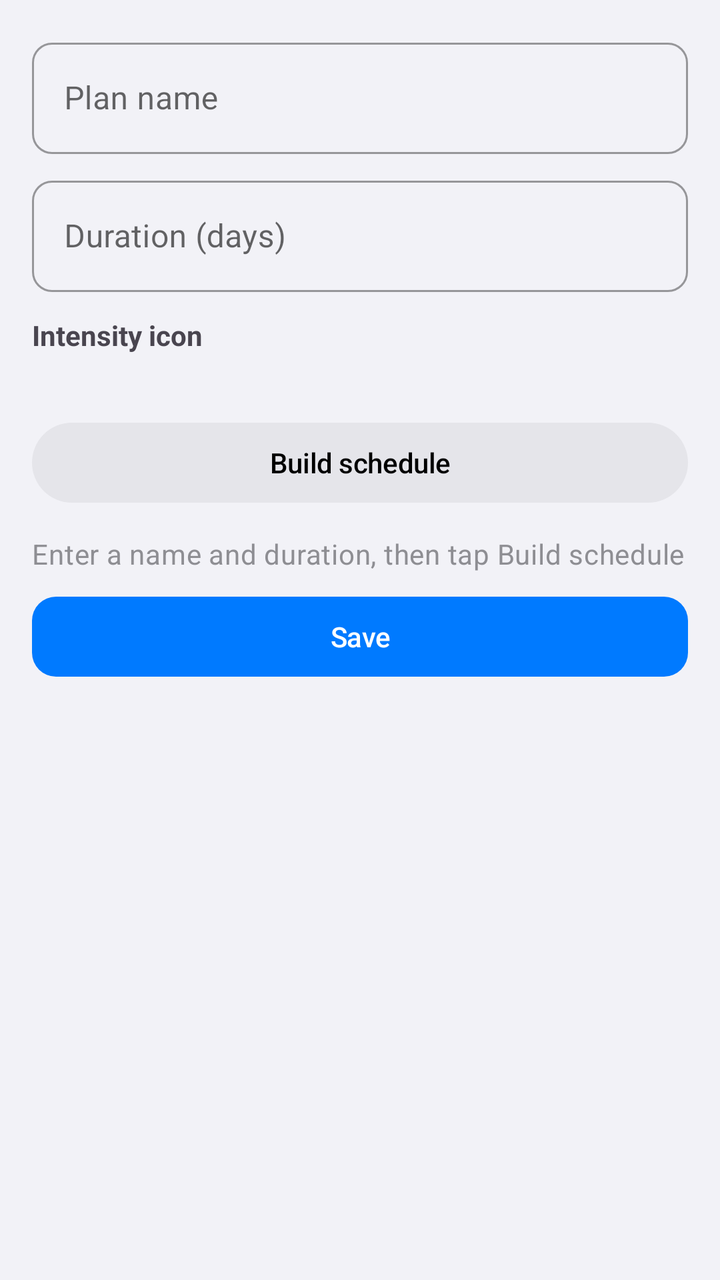
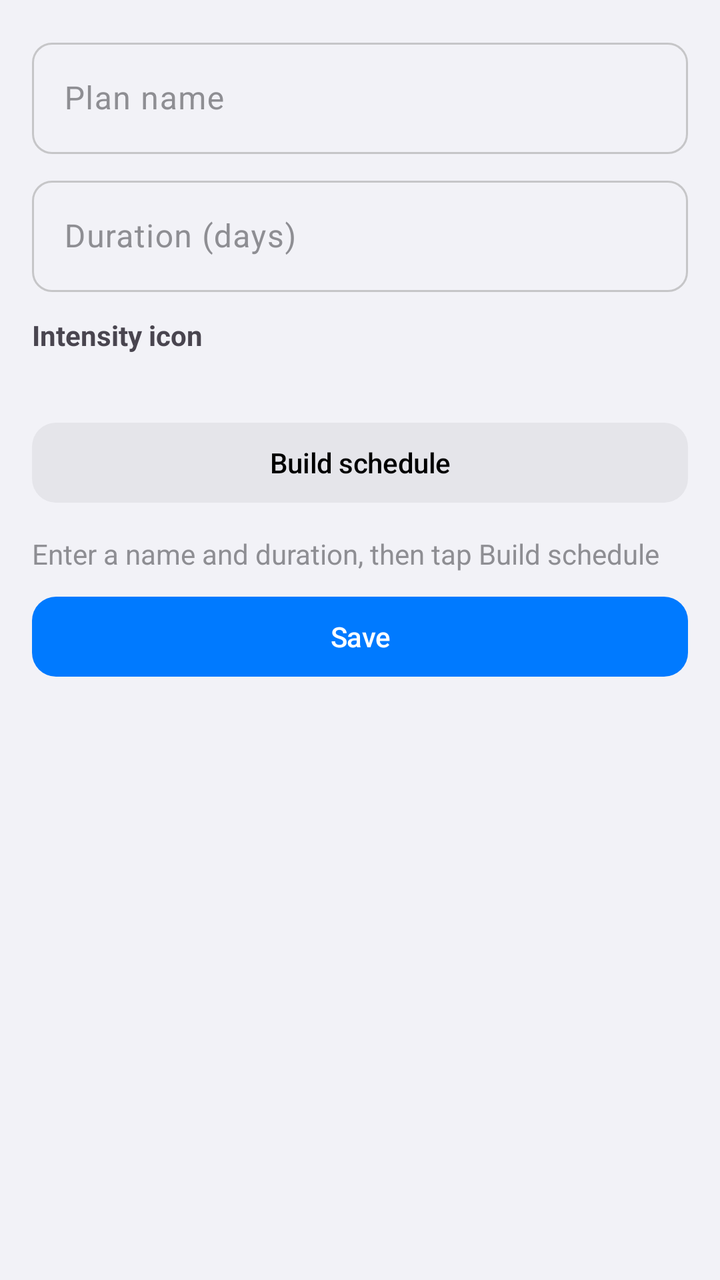

Compare the two renders of this Android layout. The source of the first and the diff that turns it into the second are given below.
<!-- AndroidManifest.xml: application theme Theme.Runner -->
<!-- res/layout/fragment_plan_edit.xml -->
<?xml version="1.0" encoding="utf-8"?>
<LinearLayout xmlns:android="http://schemas.android.com/apk/res/android"
    xmlns:app="http://schemas.android.com/apk/res-auto"
    android:layout_width="match_parent"
    android:layout_height="match_parent"
    android:orientation="vertical"
    android:padding="16dp">

    <com.google.android.material.textfield.TextInputLayout
        android:layout_width="match_parent"
        android:layout_height="wrap_content"
        style="@style/Widget.MaterialComponents.TextInputLayout.OutlinedBox">

        <com.google.android.material.textfield.TextInputEditText
            android:id="@+id/editText_plan_name"
            android:layout_width="match_parent"
            android:layout_height="wrap_content"
            android:hint="@string/plan_name_hint" />
    </com.google.android.material.textfield.TextInputLayout>

    <com.google.android.material.textfield.TextInputLayout
        android:layout_width="match_parent"
        android:layout_height="wrap_content"
        android:layout_marginTop="8dp"
        style="@style/Widget.MaterialComponents.TextInputLayout.OutlinedBox">

        <com.google.android.material.textfield.TextInputEditText
            android:id="@+id/editText_plan_days"
            android:layout_width="match_parent"
            android:layout_height="wrap_content"
            android:hint="@string/plan_duration_hint"
            android:inputType="number" />
    </com.google.android.material.textfield.TextInputLayout>

    <TextView
        android:layout_width="wrap_content"
        android:layout_height="wrap_content"
        android:layout_marginTop="12dp"
        android:text="@string/intensity_icon_label"
        android:textStyle="bold" />

    <androidx.recyclerview.widget.RecyclerView
        android:id="@+id/recyclerView_icons"
        android:layout_width="match_parent"
        android:layout_height="wrap_content"
        android:layout_marginTop="4dp"
        android:nestedScrollingEnabled="false"
        android:orientation="horizontal" />

    <TextView
        android:id="@+id/textView_icon_hint"
        android:layout_width="match_parent"
        android:layout_height="wrap_content"
        android:layout_marginTop="2dp"
        android:textAppearance="?attr/textAppearanceBodySmall"
        android:textColor="?attr/colorOnSurfaceVariant" />

    <com.google.android.material.button.MaterialButton
        android:id="@+id/button_build_schedule"
        style="@style/Widget.Material3.Button.TonalButton"
        android:layout_width="match_parent"
        android:layout_height="wrap_content"
        android:layout_marginTop="8dp"
        android:text="@string/plan_build_schedule" />

    <TextView
        android:id="@+id/textView_build_hint"
        android:layout_width="match_parent"
        android:layout_height="wrap_content"
        android:layout_marginTop="12dp"
        android:text="@string/plan_build_hint"
        android:textAppearance="?attr/textAppearanceBodyMedium"
        android:textColor="?attr/colorOnSurfaceVariant" />

    <LinearLayout
        android:id="@+id/layout_plan_actions"
        android:layout_width="match_parent"
        android:layout_height="wrap_content"
        android:layout_marginTop="8dp"
        android:orientation="horizontal"
        android:visibility="gone">

        <com.google.android.material.button.MaterialButton
            android:id="@+id/button_repeat_pattern"
            style="@style/Widget.Material3.Button.TonalButton"
            android:layout_width="match_parent"
            android:layout_height="wrap_content"
            android:enabled="false"
            android:text="@string/plan_repeat_to_end" />
    </LinearLayout>

    <TextView
        android:id="@+id/textView_days_title"
        android:layout_width="wrap_content"
        android:layout_height="wrap_content"
        android:layout_marginTop="12dp"
        android:text="@string/plan_days_title"
        android:textStyle="bold"
        android:visibility="gone" />

    <androidx.recyclerview.widget.RecyclerView
        android:id="@+id/recyclerView_plan_days"
        android:layout_width="match_parent"
        android:layout_height="0dp"
        android:layout_weight="1"
        android:layout_marginTop="8dp"
        android:visibility="gone" />

    <com.google.android.material.button.MaterialButton
        android:id="@+id/button_save_plan"
        android:layout_width="match_parent"
        android:layout_height="wrap_content"
        android:layout_marginTop="8dp"
        android:text="@string/save" />

    <com.google.android.material.button.MaterialButton
        android:id="@+id/button_delete_plan"
        style="@style/Widget.Material3.Button.OutlinedButton"
        android:layout_width="match_parent"
        android:layout_height="wrap_content"
        android:layout_marginTop="8dp"
        android:text="@string/delete"
        android:visibility="gone" />
</LinearLayout>
<!-- resources referenced by this layout -->
<resources>
  <style name="Theme.Runner" parent="Theme.Material3.DayNight.NoActionBar">
          
          <item name="colorPrimary">@color/ios_blue</item>
          <item name="colorOnPrimary">@color/white</item>
          <item name="colorPrimaryContainer">@color/blue_100</item>
          <item name="colorOnPrimaryContainer">@color/blue_900</item>
          <item name="colorSecondary">@color/ios_indigo</item>
          <item name="colorOnSecondary">@color/white</item>
          <item name="colorSecondaryContainer">@color/ios_gray5</item>
          <item name="colorOnSecondaryContainer">@color/ios_label</item>
          <item name="colorTertiary">@color/ios_orange</item>
          <item name="colorOnTertiary">@color/white</item>
          <item name="colorTertiaryContainer">@color/ios_tertiary_container</item>
          <item name="colorOnTertiaryContainer">@color/ios_on_tertiary_container</item>
          <item name="colorError">@color/ios_red</item>
          <item name="colorOnError">@color/white</item>
          <item name="colorErrorContainer">@color/ios_error_container</item>
          <item name="colorOnErrorContainer">@color/ios_on_error_container</item>
  
          
          <item name="android:colorBackground">@color/ios_grouped_background</item>
          <item name="colorOnBackground">@color/ios_label</item>
          <item name="colorSurface">@color/ios_secondary_grouped_background</item>
          <item name="colorOnSurface">@color/ios_label</item>
          <item name="colorSurfaceVariant">@color/ios_gray5</item>
          <item name="colorOnSurfaceVariant">@color/ios_gray</item>
          <item name="colorSurfaceContainerLowest">@color/white</item>
          <item name="colorSurfaceContainerLow">@color/ios_gray6</item>
          <item name="colorSurfaceContainer">@color/ios_gray6</item>
          <item name="colorSurfaceContainerHigh">@color/ios_gray5</item>
          <item name="colorSurfaceContainerHighest">@color/ios_gray4</item>
          <item name="colorOutline">@color/ios_opaque_separator</item>
          <item name="colorOutlineVariant">@color/ios_gray5</item>
  
          
          <item name="android:statusBarColor">@color/ios_grouped_background</item>
          <item name="android:navigationBarColor">@color/ios_grouped_background</item>
          <item name="android:windowLightStatusBar">true</item>
          <item name="android:windowLightNavigationBar" tools:targetApi="o_mr1">true</item>
  
          
          <item name="shapeAppearanceSmallComponent">@style/ShapeAppearance.Runner.SmallComponent</item>
          <item name="shapeAppearanceMediumComponent">@style/ShapeAppearance.Runner.MediumComponent</item>
          <item name="shapeAppearanceLargeComponent">@style/ShapeAppearance.Runner.LargeComponent</item>
  
          
          <item name="materialButtonStyle">@style/Widget.Runner.Button</item>
          <item name="materialButtonOutlinedStyle">@style/Widget.Runner.Button.Outlined</item>
          <item name="borderlessButtonStyle">@style/Widget.Runner.Button.Text</item>
          <item name="materialCardViewStyle">@style/Widget.Runner.Card</item>
          <item name="floatingActionButtonStyle">@style/Widget.Runner.Fab</item>
          <item name="navigationViewStyle">@style/Widget.Runner.NavigationView</item>
          <item name="toolbarStyle">@style/Widget.Runner.Toolbar</item>
          <item name="textInputStyle">@style/Widget.Runner.TextInput</item>
          <item name="switchStyle">@style/Widget.Runner.Switch</item>
          <item name="materialAlertDialogTheme">@style/ThemeOverlay.Runner.MaterialAlertDialog</item>
          <item name="snackbarStyle">@style/Widget.Runner.Snackbar</item>
          <item name="snackbarButtonStyle">@style/Widget.Runner.Snackbar.Button</item>
      </style>
  <style name="Widget.Runner.Button.Outlined" parent="Widget.Material3.Button.OutlinedButton">
          <item name="cornerRadius">12dp</item>
          <item name="android:textAllCaps">false</item>
          <item name="strokeColor">@color/ios_opaque_separator</item>
          <item name="strokeWidth">1dp</item>
      </style>
  <style name="Widget.Runner.Switch" parent="Widget.Material3.CompoundButton.MaterialSwitch">
          <item name="thumbTint">@color/ios_switch_thumb</item>
          <item name="trackTint">@color/ios_switch_track</item>
      </style>
  <!-- unchanged entries left out for length: 42 -->
</resources>

<!-- the commit's change to res/layout/fragment_plan_edit.xml (unified diff, before → after) -->
@@ -9,7 +9,7 @@
     <com.google.android.material.textfield.TextInputLayout
         android:layout_width="match_parent"
         android:layout_height="wrap_content"
-        style="@style/Widget.MaterialComponents.TextInputLayout.OutlinedBox">
+        style="@style/Widget.Runner.TextInput">
 
         <com.google.android.material.textfield.TextInputEditText
             android:id="@+id/editText_plan_name"
@@ -22,7 +22,7 @@
         android:layout_width="match_parent"
         android:layout_height="wrap_content"
         android:layout_marginTop="8dp"
-        style="@style/Widget.MaterialComponents.TextInputLayout.OutlinedBox">
+        style="@style/Widget.Runner.TextInput">
 
         <com.google.android.material.textfield.TextInputEditText
             android:id="@+id/editText_plan_days"
@@ -52,12 +52,12 @@
         android:layout_width="match_parent"
         android:layout_height="wrap_content"
         android:layout_marginTop="2dp"
-        android:textAppearance="?attr/textAppearanceBodySmall"
+        android:textAppearance="@style/TextAppearance.Runner.Caption"
         android:textColor="?attr/colorOnSurfaceVariant" />
 
     <com.google.android.material.button.MaterialButton
         android:id="@+id/button_build_schedule"
-        style="@style/Widget.Material3.Button.TonalButton"
+        style="@style/Widget.Runner.Button.Tonal"
         android:layout_width="match_parent"
         android:layout_height="wrap_content"
         android:layout_marginTop="8dp"
@@ -69,7 +69,7 @@
         android:layout_height="wrap_content"
         android:layout_marginTop="12dp"
         android:text="@string/plan_build_hint"
-        android:textAppearance="?attr/textAppearanceBodyMedium"
+        android:textAppearance="@style/TextAppearance.Runner.Subhead"
         android:textColor="?attr/colorOnSurfaceVariant" />
 
     <LinearLayout
@@ -82,7 +82,7 @@
 
         <com.google.android.material.button.MaterialButton
             android:id="@+id/button_repeat_pattern"
-            style="@style/Widget.Material3.Button.TonalButton"
+            style="@style/Widget.Runner.Button.Tonal"
             android:layout_width="match_parent"
             android:layout_height="wrap_content"
             android:enabled="false"
@@ -115,7 +115,7 @@
 
     <com.google.android.material.button.MaterialButton
         android:id="@+id/button_delete_plan"
-        style="@style/Widget.Material3.Button.OutlinedButton"
+        style="@style/Widget.Runner.Button.Outlined"
         android:layout_width="match_parent"
         android:layout_height="wrap_content"
         android:layout_marginTop="8dp"
<!-- resource entries referenced after the edit -->
@@ -1,5 +1,11 @@
 <!-- resources referenced by this layout -->
 <resources>
+  <style name="TextAppearance.Runner.Caption">
+          <item name="android:textSize">12sp</item>
+      </style>
+  <style name="TextAppearance.Runner.Subhead">
+          <item name="android:textSize">14sp</item>
+      </style>
   <style name="Theme.Runner" parent="Theme.Material3.DayNight.NoActionBar">
           
           <item name="colorPrimary">@color/ios_blue</item>
@@ -55,6 +61,9 @@
           <item name="toolbarStyle">@style/Widget.Runner.Toolbar</item>
           <item name="textInputStyle">@style/Widget.Runner.TextInput</item>
           <item name="switchStyle">@style/Widget.Runner.Switch</item>
+          <item name="materialSwitchStyle">@style/Widget.Runner.Switch</item>
+          <item name="chipStyle">@style/Widget.Runner.Chip.Filter</item>
+          <item name="checkboxStyle">@style/Widget.Runner.CheckBox</item>
           <item name="materialAlertDialogTheme">@style/ThemeOverlay.Runner.MaterialAlertDialog</item>
           <item name="snackbarStyle">@style/Widget.Runner.Snackbar</item>
           <item name="snackbarButtonStyle">@style/Widget.Runner.Snackbar.Button</item>
@@ -62,12 +71,28 @@
   <style name="Widget.Runner.Button.Outlined" parent="Widget.Material3.Button.OutlinedButton">
           <item name="cornerRadius">12dp</item>
           <item name="android:textAllCaps">false</item>
+          <item name="android:letterSpacing">-0.01</item>
           <item name="strokeColor">@color/ios_opaque_separator</item>
           <item name="strokeWidth">1dp</item>
+      </style>
+  <style name="Widget.Runner.Button.Tonal" parent="Widget.Material3.Button.TonalButton">
+          <item name="cornerRadius">12dp</item>
+          <item name="android:textAllCaps">false</item>
+          <item name="android:letterSpacing">-0.01</item>
+          <item name="elevation">0dp</item>
       </style>
   <style name="Widget.Runner.Switch" parent="Widget.Material3.CompoundButton.MaterialSwitch">
           <item name="thumbTint">@color/ios_switch_thumb</item>
           <item name="trackTint">@color/ios_switch_track</item>
+          <item name="trackDecorationTint">@android:color/transparent</item>
+      </style>
+  <style name="Widget.Runner.Chip.Filter" parent="Widget.Material3.Chip.Filter">
+          <item name="shapeAppearance">@style/ShapeAppearance.Material3.Corner.Full</item>
+          <item name="checkedIconVisible">false</item>
+          <item name="android:textAllCaps">false</item>
+      </style>
+  <style name="Widget.Runner.CheckBox" parent="Widget.Material3.CompoundButton.CheckBox">
+          <item name="buttonTint">@color/ios_checkbox_tint</item>
       </style>
   <!-- unchanged entries left out for length: 42 -->
 </resources>
